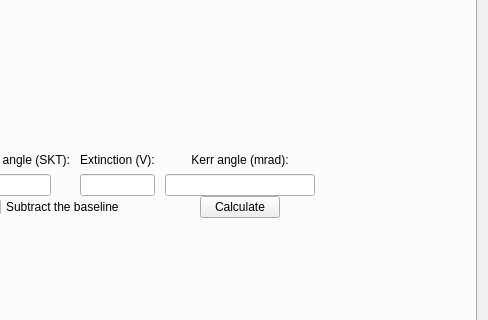
Above: nicos_jcns/moke01/gui/mokehistory.ui from mlz-ictrl/nicos before the change; both pictures show x 472 to 960 and y 130 to 450 of the 960 by 600 pixel window. Below: the same form after it.
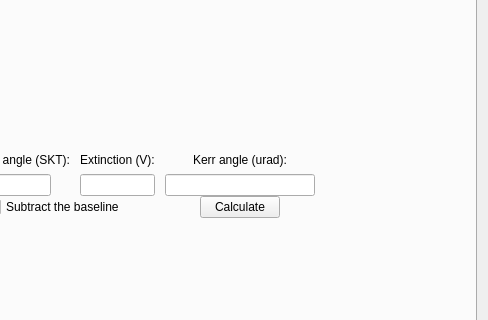
That is the form after the change.

Commit message:
moke01/gui: ellipticity and kerr angle should be in urad
Also, SKT to degree formula is 1.5 [deg] / 25 [SKT], not 0.7/25

```diff
--- a/nicos_jcns/moke01/gui/mokehistory.ui
+++ b/nicos_jcns/moke01/gui/mokehistory.ui
@@ -260,7 +260,7 @@
             </size>
            </property>
            <property name="text">
-            <string>Kerr angle (mrad):</string>
+            <string>Kerr angle (urad):</string>
            </property>
            <property name="alignment">
             <set>Qt::AlignCenter</set>
```
The commit also changes 3 other files.
